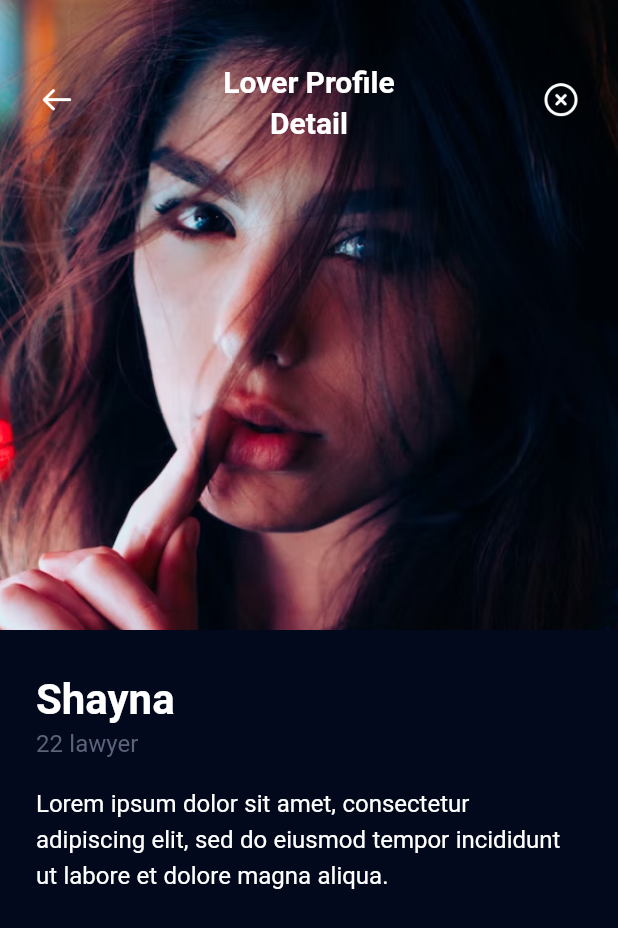
After one commit to Ripat-2345/flutter_dating_app, a Flutter app: the PeopleProfileScreen screen opened by its route, on a phone screen of 412 x 824 dp. The commit adds this screen. Shown: the top 928 px of the screen. Run offline on Flutter 3.47's test engine with Material 2 defaults, Android fonts, the phone set to English and light mode, and no system bars; our stand-ins replace google_fonts.

Commit message:
Slicing People Profile Screen

```diff
--- a/lib/src/app.dart
+++ b/lib/src/app.dart
@@ -6,6 +6,7 @@ import 'features/authentication/presentation/sign_up_age_job_screen.dart';
 import 'features/authentication/presentation/sign_up_upload_photo_screen.dart';
 import 'features/likes_you/presentation/explore_people_screen.dart';
 import 'features/likes_you/presentation/people_loved_screen.dart';
+import 'features/likes_you/presentation/people_profile_screen.dart';
 
 class AppScreen extends StatelessWidget {
   const AppScreen({super.key});
@@ -24,6 +25,7 @@ class AppScreen extends StatelessWidget {
             const SignUpUploadPhotoScreen(),
         ExplorePeopleScreen.routeName: (context) => const ExplorePeopleScreen(),
         PeopleLovedScreen.routeName: (context) => const PeopleLovedScreen(),
+        PeopleProfileScreen.routeName: (context) => const PeopleProfileScreen(),
       },
     );
   }
--- a/lib/src/common_widgets/people_loved_card_widget.dart
+++ b/lib/src/common_widgets/people_loved_card_widget.dart
@@ -4,6 +4,8 @@ import 'package:dating_app/src/theme_manager/font_manager.dart';
 import 'package:dating_app/src/theme_manager/style_manager.dart';
 import 'package:dating_app/src/theme_manager/values_manager.dart';
 import 'package:flutter/material.dart';
+
+import '../features/likes_you/presentation/people_profile_screen.dart';
 
 class PeopleLovedCardWidget extends StatelessWidget {
   const PeopleLovedCardWidget({super.key});
@@ -14,6 +16,10 @@ class PeopleLovedCardWidget extends StatelessWidget {
       padding: const EdgeInsets.symmetric(
         horizontal: AppPadding.p22,
       ),
+      child: GestureDetector(
+        onTap: () {
+          Navigator.pushNamed(context, PeopleProfileScreen.routeName);
+        },
         child: Container(
           margin: const EdgeInsets.only(bottom: AppMargin.m18),
           decoration: BoxDecoration(
@@ -47,6 +53,7 @@ class PeopleLovedCardWidget extends StatelessWidget {
             ),
           ),
         ),
+      ),
     );
   }
 }
--- /dev/null
+++ b/lib/src/features/likes_you/presentation/people_profile_screen.dart
@@ -0,0 +1,92 @@
+import 'package:dating_app/src/theme_manager/asset_image_icon_manager.dart';
+import 'package:dating_app/src/theme_manager/font_manager.dart';
+import 'package:dating_app/src/theme_manager/style_manager.dart';
+import 'package:dating_app/src/theme_manager/values_manager.dart';
+import 'package:flutter/material.dart';
+
+import '../../../common_widgets/match_button_widget.dart';
+
+class PeopleProfileScreen extends StatelessWidget {
+  static const String routeName = '/people-profile';
+  const PeopleProfileScreen({super.key});
+
+  @override
+  Widget build(BuildContext context) {
+    return Scaffold(
+      body: Column(
+        children: [
+          Stack(
+            children: [
+              Container(
+                width: double.infinity,
+                height: 420.0,
+                decoration: BoxDecoration(
+                  image: DecorationImage(
+                    fit: BoxFit.cover,
+                    image: AssetImage(
+                      "${AssetImageIconManager.assetPath}/people_love1_image.png",
+                    ),
+                  ),
+                ),
+              ),
+              Padding(
+                padding: const EdgeInsets.symmetric(
+                  vertical: AppPadding.p40,
+                  horizontal: AppPadding.p26,
+                ),
+                child: Row(
+                  mainAxisAlignment: MainAxisAlignment.spaceBetween,
+                  children: [
+                    MatchButtonWidget(
+                      dimension: 24,
+                      iconPath: 'icon_arrow_left.png',
+                      onTap: () {},
+                    ),
+                    Text(
+                      "Lover Profile\nDetail",
+                      style: getWhiteTextStyle(
+                        fontSize: FontSizeManager.f20,
+                        fontWeight: FontWeightManager.semiBold,
+                      ),
+                      textAlign: TextAlign.center,
+                    ),
+                    MatchButtonWidget(
+                      dimension: 24,
+                      iconPath: 'icon_close_circle.png',
+                      onTap: () {},
+                    ),
+                  ],
+                ),
+              ),
+            ],
+          ),
+          const SizedBox(height: 30),
+          Padding(
+            padding: const EdgeInsets.symmetric(horizontal: AppPadding.p24),
+            child: Column(
+              crossAxisAlignment: CrossAxisAlignment.start,
+              children: [
+                Text(
+                  'Shayna',
+                  style: getWhiteTextStyle(
+                    fontSize: FontSizeManager.f28,
+                    fontWeight: FontWeightManager.semiBold,
+                  ),
+                ),
+                Text(
+                  '22 lawyer',
+                  style: getBlackTextStyle(),
+                ),
+                const SizedBox(height: AppSize.s16),
+                Text(
+                  'Lorem ipsum dolor sit amet, consectetur adipiscing elit, sed do eiusmod tempor incididunt ut labore et dolore magna aliqua.',
+                  style: getWhiteTextStyle(),
+                ),
+              ],
+            ),
+          ),
+        ],
+      ),
+    );
+  }
+}
```
Lines whose indentation alone changed are shown as unchanged.
